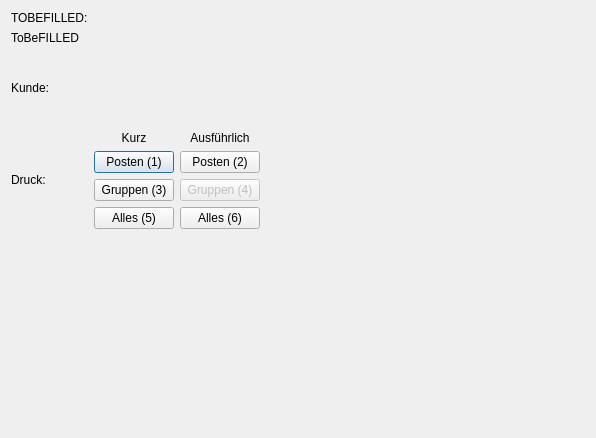
Old version of the form form/general_print_page.ui in the repository romanweissflog/FAKT.
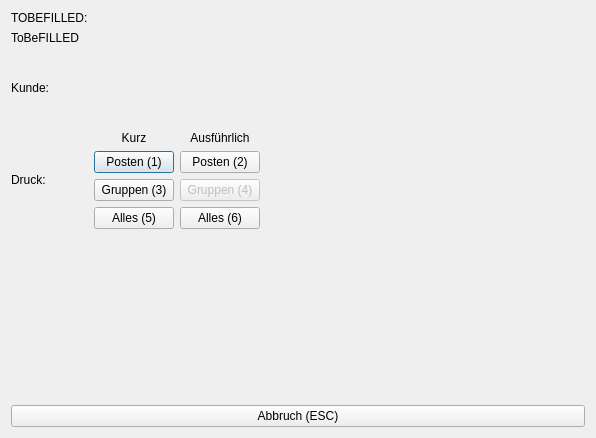
New version of the form. Custom widgets are drawn as their Qt base class.

Commit message: fixed import bug, adapted general print page

Patch:
```diff
--- a/form/general_print_page.ui
+++ b/form/general_print_page.ui
@@ -13,7 +13,7 @@
   <property name="windowTitle">
    <string>Dialog</string>
   </property>
-  <layout class="QVBoxLayout" name="verticalLayout_4">
+  <layout class="QVBoxLayout" name="verticalLayout_5">
    <item>
     <layout class="QHBoxLayout" name="horizontalLayout">
      <item>
@@ -190,17 +190,28 @@
     </layout>
    </item>
    <item>
-    <spacer name="verticalSpacer">
+    <layout class="QVBoxLayout" name="verticalLayout_4">
+     <item>
+      <spacer name="verticalSpacer_2">
      <property name="orientation">
       <enum>Qt::Vertical</enum>
      </property>
      <property name="sizeHint" stdset="0">
       <size>
        <width>20</width>
-       <height>137</height>
+         <height>40</height>
       </size>
      </property>
     </spacer>
+     </item>
+     <item>
+      <widget class="QPushButton" name="cancel">
+       <property name="text">
+        <string>Abbruch (ESC)</string>
+       </property>
+      </widget>
+     </item>
+    </layout>
    </item>
   </layout>
  </widget>
```
Lines whose indentation alone changed are shown as unchanged. The commit also changes 5 other files.
